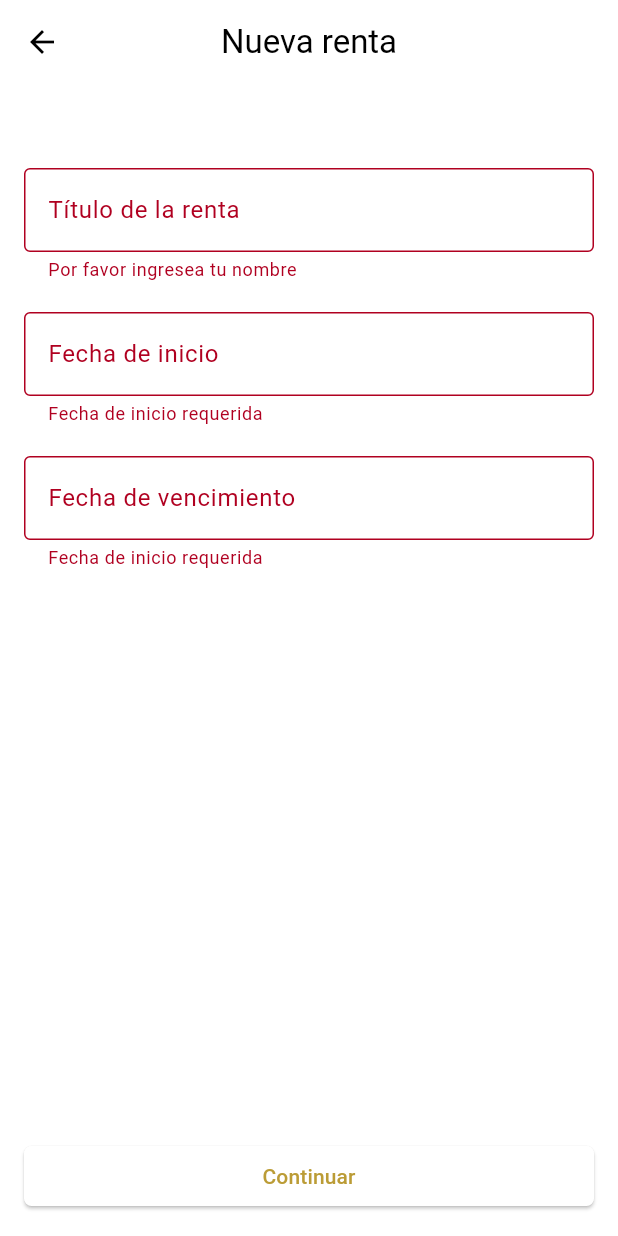
After one commit to berth21gg/rentaroo, a Flutter app: the AddRentPage screen opened directly, after a tap on "Continuar", on a phone screen of 412 x 824 dp. The commit adds this screen. Run offline on Flutter 3.47's test engine with Material 3 defaults, Android fonts, the phone set to English and light mode, and no system bars; our stand-ins replace diacritic, sqflite, table_calendar; accounts and stored records are empty.

Commit message:
Implementación de pantallas para agregar una nueva renta (Detalles de renta y categorias)

```diff
--- a/lib/database/databaseHelper.dart
+++ b/lib/database/databaseHelper.dart
@@ -24,6 +24,7 @@ class DatabaseHelper {
         await db.execute('''
           CREATE TABLE Rent (
             id_rent INTEGER PRIMARY KEY,
+            title TEXT,
             start_date TEXT,
             due_date TEXT,
             reminder_date TEXT,
@@ -108,6 +109,7 @@ class DatabaseHelper {
     return List.generate(maps.length, (index) {
       return Rent(
           id: maps[index]['id_rent'],
+          title: maps[index]['title'],
           startDate: DateTime.parse(maps[index]['start_date']),
           dueDate: DateTime.parse(maps[index]['due_date']),
           reminderDate: DateTime.parse(maps[index]['reminder_date']),
--- a/lib/models/rent_model.dart
+++ b/lib/models/rent_model.dart
@@ -1,12 +1,14 @@
 class Rent {
-  int id;
+  int? id;
+  String title;
   DateTime startDate;
   DateTime dueDate;
   DateTime reminderDate;
   String state;
 
   Rent(
-      {required this.id,
+      {this.id,
+      required this.title,
       required this.startDate,
       required this.dueDate,
       required this.reminderDate,
@@ -15,6 +17,7 @@ class Rent {
   Map<String, dynamic> toMap() {
     return {
       'id_rent': id,
+      'title': title,
       'start_date': startDate.millisecondsSinceEpoch,
       'due_date': dueDate.millisecondsSinceEpoch,
       'reminder_date': reminderDate.millisecondsSinceEpoch,
@@ -25,6 +28,7 @@ class Rent {
   factory Rent.fromMap(Map<String, dynamic> map) {
     return Rent(
       id: map['id_rent'],
+      title: map['title'],
       startDate: DateTime.fromMillisecondsSinceEpoch(map['startDate']),
       dueDate: DateTime.fromMillisecondsSinceEpoch(map['dueDate']),
       reminderDate: DateTime.fromMillisecondsSinceEpoch(map['reminderDate']),
--- /dev/null
+++ b/lib/pages/add_rent_page.dart
@@ -0,0 +1,202 @@
+import 'package:flutter/material.dart';
+import 'package:intl/intl.dart';
+import 'package:rentaroo/database/databaseHelper.dart';
+import 'package:rentaroo/models/rent_model.dart';
+import 'package:rentaroo/pages/category_page.dart';
+
+class AddRentPage extends StatefulWidget {
+  const AddRentPage({super.key});
+
+  @override
+  State<AddRentPage> createState() => _AddRentPageState();
+}
+
+class _AddRentPageState extends State<AddRentPage> {
+  final _formKey = GlobalKey<FormState>();
+  String _name = '';
+  late DateTime _startDate;
+  late DateTime _dueDate;
+
+  Future<void> _selectStartDate(BuildContext context) async {
+    final now = DateTime.now();
+    final DateTime? picked = await showDatePicker(
+        context: context,
+        initialDate: now,
+        firstDate: DateTime(2024),
+        lastDate: DateTime(2030));
+    if (picked != null) {
+      setState(() {
+        _startDate = picked;
+      });
+    } else {
+      setState(() {
+        _startDate = now;
+      });
+    }
+  }
+
+  Future<void> _selectDueDate(BuildContext context) async {
+    final now = DateTime.now();
+    final DateTime? picked = await showDatePicker(
+        context: context,
+        initialDate: now,
+        firstDate: DateTime(2024),
+        lastDate: DateTime(2030));
+    if (picked != null) {
+      setState(() {
+        _dueDate = picked;
+      });
+    } else {
+      setState(() {
+        _dueDate = now;
+      });
+    }
+  }
+
+  // Controladores para fecha de inicio y fin
+  TextEditingController _startDateController = TextEditingController();
+  TextEditingController _dueDateController = TextEditingController();
+
+  @override
+  Widget build(BuildContext context) {
+    return Scaffold(
+        appBar: AppBar(
+          title: Text('Nueva renta'),
+          centerTitle: true,
+        ),
+        body: Padding(
+          padding: EdgeInsets.all(16.0),
+          child: Form(
+              key: _formKey,
+              child: Column(
+                crossAxisAlignment: CrossAxisAlignment.stretch,
+                children: [
+                  SizedBox(
+                    height: 40.0,
+                  ),
+                  TextFormField(
+                    decoration: InputDecoration(
+                        labelText: 'Título de la renta',
+                        border: OutlineInputBorder()),
+                    validator: (value) {
+                      if (value == null || value.isEmpty) {
+                        return 'Por favor ingresea tu nombre';
+                      }
+                      return null;
+                    },
+                    onSaved: (value) {
+                      setState(() {
+                        _name = value!;
+                      });
+                    },
+                  ),
+                  SizedBox(
+                    height: 20.0,
+                  ),
+                  TextFormField(
+                    controller: _startDateController,
+                    onTap: () async {
+                      FocusScope.of(context).requestFocus(FocusNode());
+                      await _selectStartDate(context);
+                      _startDateController.text =
+                          DateFormat.yMd().format(_startDate);
+                    },
+                    decoration: InputDecoration(
+                      border: OutlineInputBorder(),
+                      labelText: 'Fecha de inicio',
+                    ),
+                    validator: (value) {
+                      if (value == null || value.isEmpty) {
+                        return 'Fecha de inicio requerida';
+                      }
+                      return null;
+                    },
+                    onSaved: (newValue) {
+                      setState(() {
+                        _startDate = _startDate;
+                      });
+                    },
+                  ),
+                  SizedBox(
+                    height: 20.0,
+                  ),
+                  TextFormField(
+                    controller: _dueDateController,
+                    onTap: () async {
+                      FocusScope.of(context).requestFocus(FocusNode());
+                      await _selectDueDate(context);
+                      _dueDateController.text =
+                          DateFormat.yMd().format(_dueDate);
+                    },
+                    decoration: InputDecoration(
+                      border: OutlineInputBorder(),
+                      labelText: 'Fecha de vencimiento',
+                    ),
+                    validator: (value) {
+                      if (value == null || value.isEmpty) {
+                        return 'Fecha de inicio requerida';
+                      }
+                      return null;
+                    },
+                    onSaved: (newValue) {
+                      setState(() {
+                        _dueDate = _dueDate;
+                      });
+                    },
+                  ),
+                  SizedBox(
+                    height: 20.0,
+                  ),
+                  const Spacer(),
+                  ElevatedButton(
+                    style: ElevatedButton.styleFrom(
+                      shape: RoundedRectangleBorder(
+                        borderRadius: BorderRadius.circular(5),
+                      ),
+                    ),
+                    onPressed: () async {
+                      if (_formKey.currentState!.validate()) {
+                        _formKey.currentState!.save();
+
+                        // Calcular la fecha de recordatorio 2 días antes de la fecha de inicio
+                        DateTime _reminderDate =
+                            _startDate.subtract(Duration(days: 2));
+
+                        // Crear una instancia del modelo Rent
+                        Rent newRent = Rent(
+                          title: _name,
+                          startDate: _startDate,
+                          dueDate: _dueDate,
+                          reminderDate: _reminderDate,
+                          state: _startDate == DateTime.now()
+                              ? 'En proceso'
+                              : 'Por cumplir',
+                        );
+
+                        try {
+                          // Insertar la nueva renta
+                          await DatabaseHelper().insertRent(newRent);
+
+                          // Mostrar un mensaje
+                          ScaffoldMessenger.of(context).showSnackBar(
+                            SnackBar(content: Text('Renta agregada con éxito')),
+                          );
+
+                          Navigator.push(
+                            context,
+                            MaterialPageRoute(
+                              builder: (context) => const CategoryPage(),
+                            ),
+                          );
+                        } catch (e) {
+                          print('Error al insertar renta: $e');
+                        }
+                      }
+                    },
+                    child: Text('Continuar'),
+                  ),
+                ],
+              )),
+        ));
+  }
+}
--- a/lib/pages/pending_rent_list.dart
+++ b/lib/pages/pending_rent_list.dart
@@ -2,7 +2,6 @@ import 'package:diacritic/diacritic.dart';
 import 'package:flutter/material.dart';
 import 'package:rentaroo/database/databaseHelper.dart';
 import 'package:rentaroo/models/furniture_model.dart';
-import 'package:rentaroo/models/rent_model.dart';
 
 class PendingRentListScreen extends StatefulWidget {
   const PendingRentListScreen({super.key});
--- a/pubspec.yaml
+++ b/pubspec.yaml
@@ -69,6 +69,7 @@ flutter:
     - assets/images/menaje_y_vajillas/
     - assets/images/mesas/
     - assets/images/sillas/
+    - assets/images/categorias/
 
   # To add assets to your application, add an assets section, like this:
   # assets:
```
Also changed, not shown: lib/home.dart (+9 -1 lines), lib/pages/category_page.dart (added, +100 -0 lines), lib/pages/furniture_page.dart (added, +24 -0 lines), lib/widgets/category_card.dart (added, +56 -0 lines), assets/images/categorias/cuberteria.jpg (added), assets/images/categorias/manteleria.jpg (added), assets/images/categorias/menaje_y_vajillas.jpg (added), assets/images/categorias/mesas.jpeg (added), assets/images/categorias/mesas2.jpeg (added), assets/images/categorias/sillas.jpg (added).
